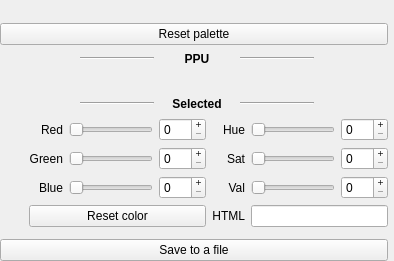
punesemu/puNES, file src/gui/designer/wdgPaletteEditor.ui: the form before one commit.
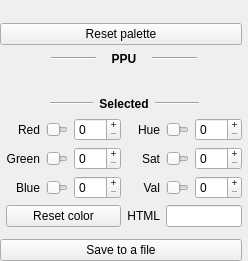
The form after the commit. Icons and pictures are not drawn. Custom widgets are drawn as their Qt base class.

```diff
--- a/src/gui/designer/wdgPaletteEditor.ui
+++ b/src/gui/designer/wdgPaletteEditor.ui
@@ -6,7 +6,7 @@
    <rect>
     <x>0</x>
     <y>0</y>
-    <width>394</width>
+    <width>248</width>
     <height>261</height>
    </rect>
   </property>
```
Left out of the diff: 16 changed lines with no effect on the pictures.
